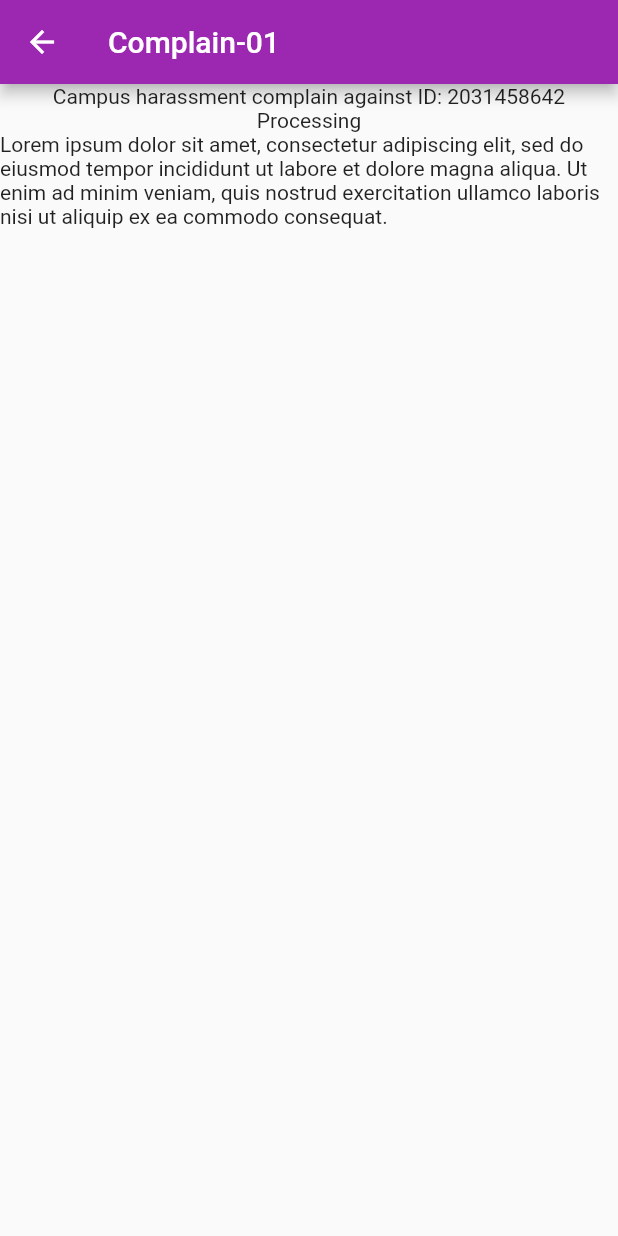
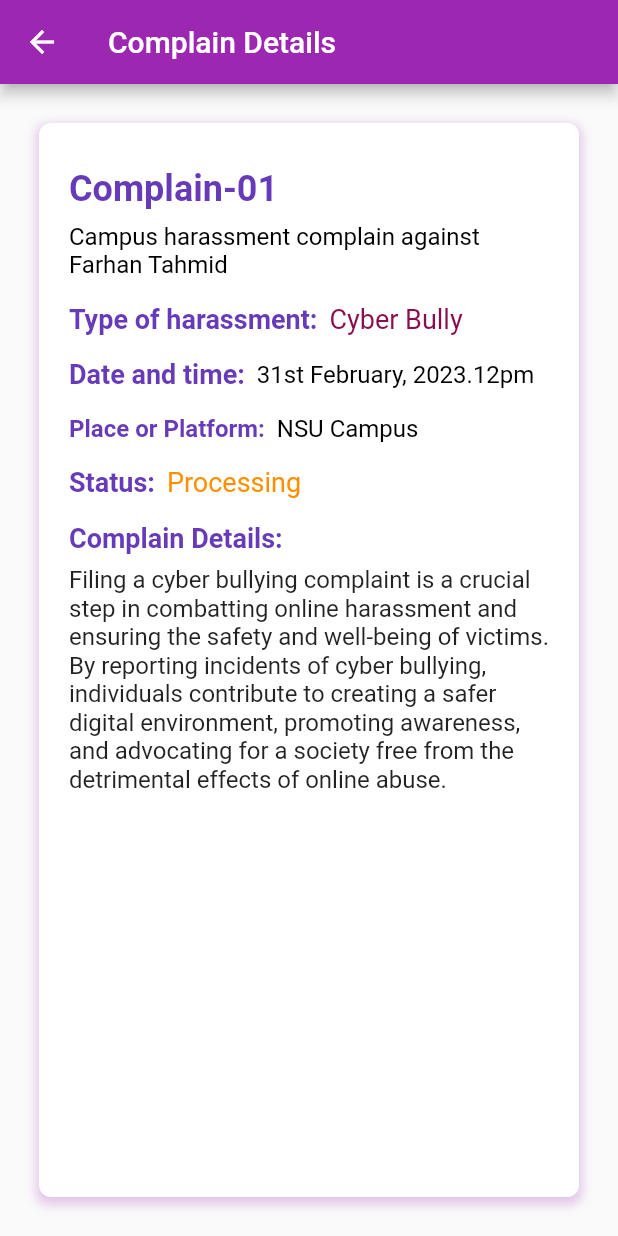
Before and after one commit to FarhanTahmid/CyberBullying-Detection-Prevention-Counseling-System, a Flutter app: the DetailsScreen screen opened directly, on a phone screen of 412 x 824 dp. Run offline on Flutter 3.47's test engine with Material 2 defaults, Android fonts, the phone set to English and light mode, and no system bars; our stand-ins replace flutter_svg, fluttertoast, image_picker, velocity_x; missing offline and left inert: dart:ffi; network calls fail.

Commit message:
Complain Details UI updated

```diff
--- a/Frontend-App/bullishield/lib/Screens/Complain/complain_details.dart
+++ /dev/null
@@ -1,3 +0,0 @@
-import 'package:flutter/material.dart';
-import '../Complain/complain.dart';
-import 'package:velocity_x/velocity_x.dart';
--- a/Frontend-App/bullishield/lib/main.dart
+++ b/Frontend-App/bullishield/lib/main.dart
@@ -1,5 +1,3 @@
-import 'package:bullishield/Screens/AddMore/addnewcomplain.dart';
-import 'package:bullishield/Screens/Complain/complain_details.dart';
 import 'package:bullishield/Screens/HomePage/homepage.dart';
 import 'package:bullishield/Screens/Login/components/login_form.dart';
 import 'package:bullishield/Screens/Login/login_screen.dart';
@@ -9,7 +7,6 @@ import 'package:fluttertoast/fluttertoast.dart';
 import 'package:bullishield/constants.dart';
 import 'package:http/http.dart' as http;
 
-import 'Screens/AddMore/addnewcomplain.dart';
 import 'Screens/NavScreens/ChatBotScreen.dart';
 import 'widgets/list_widget.dart';
 
--- a/Frontend-App/bullishield/lib/widgets/list_widget.dart
+++ b/Frontend-App/bullishield/lib/widgets/list_widget.dart
@@ -14,21 +14,24 @@ class ListWidget extends StatelessWidget {
           MaterialPageRoute(
             builder: (context) => DetailsScreen(
               title: "Complain-01",
-              subtitle: "Campus harassment complain against ID: 2031458642",
+              subtitle: "Campus harassment complain against Farhan Tahmid",
               status: "Processing",
               complainDetails:
-                  "Lorem ipsum dolor sit amet, consectetur adipiscing elit, sed do eiusmod tempor incididunt ut labore et dolore magna aliqua. Ut enim ad minim veniam, quis nostrud exercitation ullamco laboris nisi ut aliquip ex ea commodo consequat.",
+                  "Filing a cyber bullying complaint is a crucial step in combatting online harassment and ensuring the safety and well-being of victims. By reporting incidents of cyber bullying, individuals contribute to creating a safer digital environment, promoting awareness, and advocating for a society free from the detrimental effects of online abuse.",
             ),
           ),
         );
       },
       child: Card(
         color: Colors.purple.shade50,
+        child: Padding(
+          padding: const EdgeInsets.all(16.0),
           child: ListTile(
             title: Text(
               "Complain-01",
               textScaleFactor: 1.5,
               style: TextStyle(
+                fontWeight: FontWeight.bold,
                 color: Colors.deepPurple,
               ),
             ),
@@ -44,6 +47,7 @@ class ListWidget extends StatelessWidget {
               style: TextStyle(
                 color: Colors.amber,
                 fontWeight: FontWeight.bold,
+              ),
             ),
           ),
         ),
@@ -69,15 +73,145 @@ class DetailsScreen extends StatelessWidget {
   Widget build(BuildContext context) {
     return Scaffold(
       appBar: AppBar(
-        title: Text(title),
+        title: Text('Complain Details'),
       ),
-      body: Column(
+      body: Container(
+        margin: EdgeInsets.all(26.0),
+        padding: EdgeInsets.all(20.0),
+        decoration: BoxDecoration(
+          color: Colors.white,
+          borderRadius: BorderRadius.circular(8.0),
+          boxShadow: [
+            BoxShadow(
+              color: Colors.purple.shade200.withOpacity(0.5),
+              spreadRadius: 2,
+              blurRadius: 5,
+              offset: Offset(0, 3),
+            ),
+          ],
+        ),
+        child: Column(
+          crossAxisAlignment: CrossAxisAlignment.start,
           children: [
-          Text(subtitle),
-          Text(status),
-          Text(complainDetails),
-          // Add more widgets as needed for the details screen
+            SizedBox(height: 10),
+            Text(
+              title,
+              style: TextStyle(
+                color: Colors.deepPurple,
+                fontSize: 24,
+                fontWeight: FontWeight.bold,
+              ),
+            ),
+            SizedBox(height: 8),
+            Text(
+              subtitle,
+              style: TextStyle(
+                fontSize: 16,
+                color: Colors.black,
+              ),
+            ),
+            SizedBox(height: 16),
+            Row(
+              children: [
+                Text(
+                  'Type of harassment:',
+                  style: TextStyle(
+                    color: Colors.deepPurple,
+                    fontSize: 18,
+                    fontWeight: FontWeight.bold,
+                  ),
+                ),
+                SizedBox(width: 8),
+                Text(
+                  "Cyber Bully",
+                  style: TextStyle(
+                    fontSize: 18,
+                    color: Colors.pink.shade900,
+                  ),
+                ),
               ],
+            ),
+            SizedBox(height: 16),
+            Row(
+              children: [
+                Text(
+                  'Date and time:',
+                  style: TextStyle(
+                    color: Colors.deepPurple,
+                    fontSize: 18,
+                    fontWeight: FontWeight.bold,
+                  ),
+                ),
+                SizedBox(width: 8),
+                Text(
+                  "31st February, 2023.12pm",
+                  style: TextStyle(
+                    fontSize: 16,
+                    color: Colors.black,
+                  ),
+                ),
+              ],
+            ),
+            SizedBox(height: 16),
+            Row(
+              children: [
+                Text(
+                  'Place or Platform:',
+                  style: TextStyle(
+                    color: Colors.deepPurple,
+                    fontSize: 16,
+                    fontWeight: FontWeight.bold,
+                  ),
+                ),
+                SizedBox(width: 8),
+                Text(
+                  "NSU Campus",
+                  style: TextStyle(
+                    fontSize: 16,
+                    color: Colors.black,
+                  ),
+                ),
+              ],
+            ),
+            SizedBox(height: 16),
+            Row(
+              children: [
+                Text(
+                  'Status:',
+                  style: TextStyle(
+                    color: Colors.deepPurple,
+                    fontSize: 18,
+                    fontWeight: FontWeight.bold,
+                  ),
+                ),
+                SizedBox(width: 8),
+                Text(
+                  status,
+                  style: TextStyle(
+                    fontSize: 18,
+                    color: Colors.amber.shade800,
+                  ),
+                ),
+              ],
+            ),
+            SizedBox(height: 16),
+            Text(
+              'Complain Details:',
+              style: TextStyle(
+                color: Colors.deepPurple,
+                fontSize: 18,
+                fontWeight: FontWeight.bold,
+              ),
+            ),
+            SizedBox(height: 8),
+            Text(
+              complainDetails,
+              style: TextStyle(
+                fontSize: 16,
+              ),
+            ),
+          ],
+        ),
       ),
     );
   }
--- a/Frontend-App/bullishield/lib/widgets/nav.dart
+++ b/Frontend-App/bullishield/lib/widgets/nav.dart
@@ -5,7 +5,7 @@ import 'package:flutter/cupertino.dart';
 import 'package:flutter/material.dart';
 import 'package:bullishield/user.dart';
 
-import '../Screens/AddMore/addnewcomplain.dart';
+
 import '../Screens/Login/login_screen.dart';
 import '../Screens/NavScreens/ChatBotScreen.dart';
 import '../Screens/NavScreens/ComplainFormScreen.dart';
```
Also changed, not shown: Frontend-App/bullishield/lib/Screens/Complain/complain_list.dart (deleted). Lines whose indentation alone changed are shown as unchanged.
